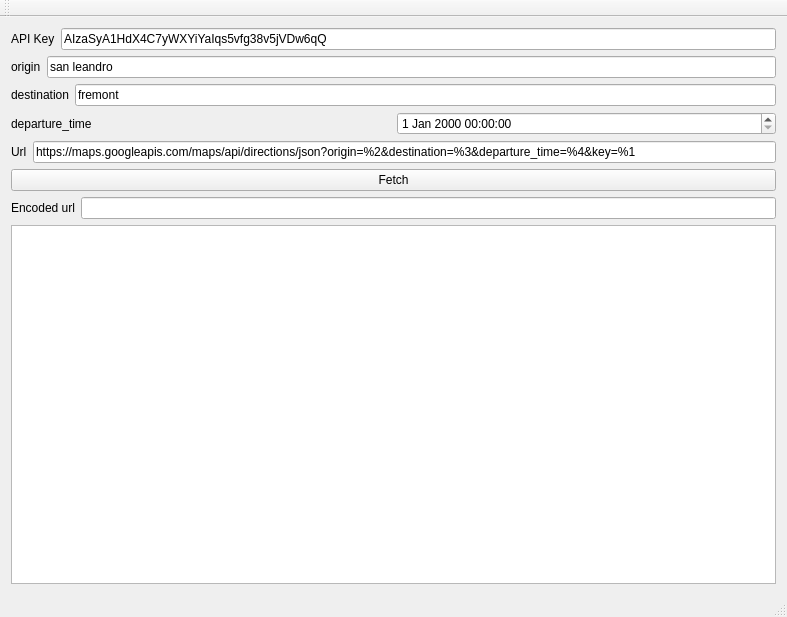
whichwaytoday/apiexplorer, file mainwindow.ui: the form before one commit.
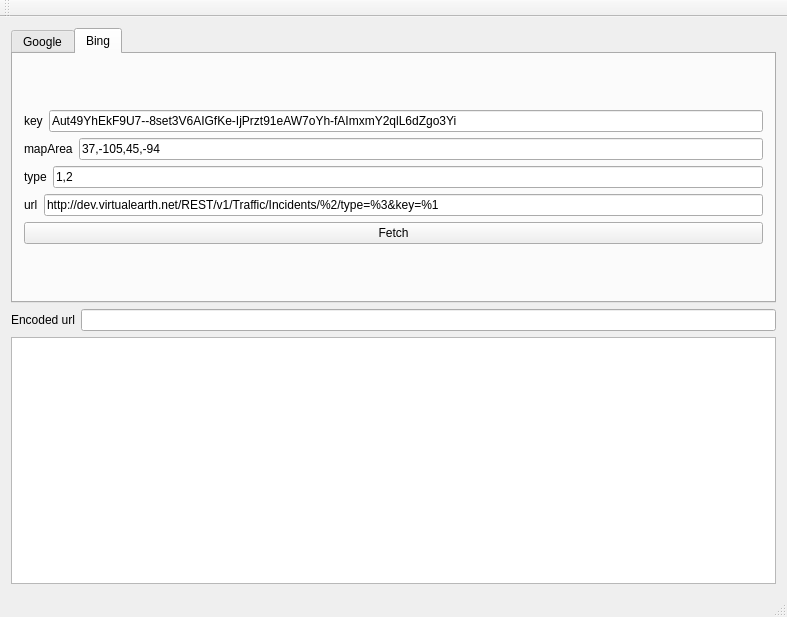
The form after the commit.

Commit message: implemented Bing api

```diff
--- a/mainwindow.ui
+++ b/mainwindow.ui
@@ -16,6 +16,18 @@
   <widget class="QWidget" name="centralWidget">
    <layout class="QGridLayout" name="gridLayout">
     <item row="0" column="0">
+     <layout class="QVBoxLayout" name="verticalLayout_4">
+      <item>
+       <widget class="QTabWidget" name="tabWidget">
+        <property name="currentIndex">
+         <number>1</number>
+        </property>
+        <widget class="QWidget" name="tab">
+         <attribute name="title">
+          <string>Google</string>
+         </attribute>
+         <layout class="QGridLayout" name="gridLayout_2">
+          <item row="0" column="0">
      <layout class="QVBoxLayout" name="verticalLayout">
       <item>
        <layout class="QHBoxLayout" name="horizontalLayout">
@@ -110,10 +122,108 @@
         </property>
        </widget>
       </item>
+           </layout>
+          </item>
+         </layout>
+        </widget>
+        <widget class="QWidget" name="tab_2">
+         <attribute name="title">
+          <string>Bing</string>
+         </attribute>
+         <layout class="QGridLayout" name="gridLayout_3">
+          <item row="0" column="0">
+           <layout class="QVBoxLayout" name="verticalLayout_2">
       <item>
-       <layout class="QHBoxLayout" name="horizontalLayout_6">
+             <layout class="QHBoxLayout" name="horizontalLayout_7">
         <item>
-         <widget class="QLabel" name="label_6">
+               <widget class="QLabel" name="label_7">
+                <property name="text">
+                 <string>key</string>
+                </property>
+               </widget>
+              </item>
+              <item>
+               <widget class="QLineEdit" name="_bingKey">
+                <property name="text">
+                 <string>Aut49YhEkF9U7--8set3V6AIGfKe-IjPrzt91eAW7oYh-fAImxmY2qlL6dZgo3Yi</string>
+                </property>
+               </widget>
+              </item>
+             </layout>
+            </item>
+            <item>
+             <layout class="QHBoxLayout" name="horizontalLayout_9">
+              <item>
+               <widget class="QLabel" name="label_9">
+                <property name="text">
+                 <string>mapArea</string>
+                </property>
+               </widget>
+              </item>
+              <item>
+               <widget class="QLineEdit" name="_mapArea">
+                <property name="text">
+                 <string>37,-105,45,-94</string>
+                </property>
+               </widget>
+              </item>
+             </layout>
+            </item>
+            <item>
+             <layout class="QHBoxLayout" name="horizontalLayout_10">
+              <item>
+               <widget class="QLabel" name="label_10">
+                <property name="text">
+                 <string>type</string>
+                </property>
+               </widget>
+              </item>
+              <item>
+               <widget class="QLineEdit" name="_type">
+                <property name="text">
+                 <string>1,2</string>
+                </property>
+               </widget>
+              </item>
+             </layout>
+            </item>
+            <item>
+             <layout class="QHBoxLayout" name="horizontalLayout_8">
+              <item>
+               <widget class="QLabel" name="label_8">
+                <property name="text">
+                 <string>url</string>
+                </property>
+               </widget>
+              </item>
+              <item>
+               <widget class="QLineEdit" name="_bingUrl">
+                <property name="text">
+                 <string>http://dev.virtualearth.net/REST/v1/Traffic/Incidents/%2/type=%3&amp;key=%1</string>
+                </property>
+               </widget>
+              </item>
+             </layout>
+            </item>
+            <item>
+             <widget class="QPushButton" name="_bingFetch">
+              <property name="text">
+               <string>Fetch</string>
+              </property>
+             </widget>
+            </item>
+           </layout>
+          </item>
+         </layout>
+        </widget>
+       </widget>
+      </item>
+      <item>
+       <layout class="QVBoxLayout" name="verticalLayout_3">
+        <item>
+         <layout class="QHBoxLayout" name="horizontalLayout_12">
+          <item>
+           <widget class="QLabel" name="label_11">
           <property name="text">
            <string>Encoded url</string>
           </property>
@@ -126,6 +236,8 @@
       </item>
       <item>
        <widget class="QTextEdit" name="_result"/>
+        </item>
+       </layout>
       </item>
      </layout>
     </item>
```
Left out of the diff: 2 changed lines with no effect on the pictures. Lines whose indentation alone changed are shown as unchanged. The commit also changes 2 other files.
